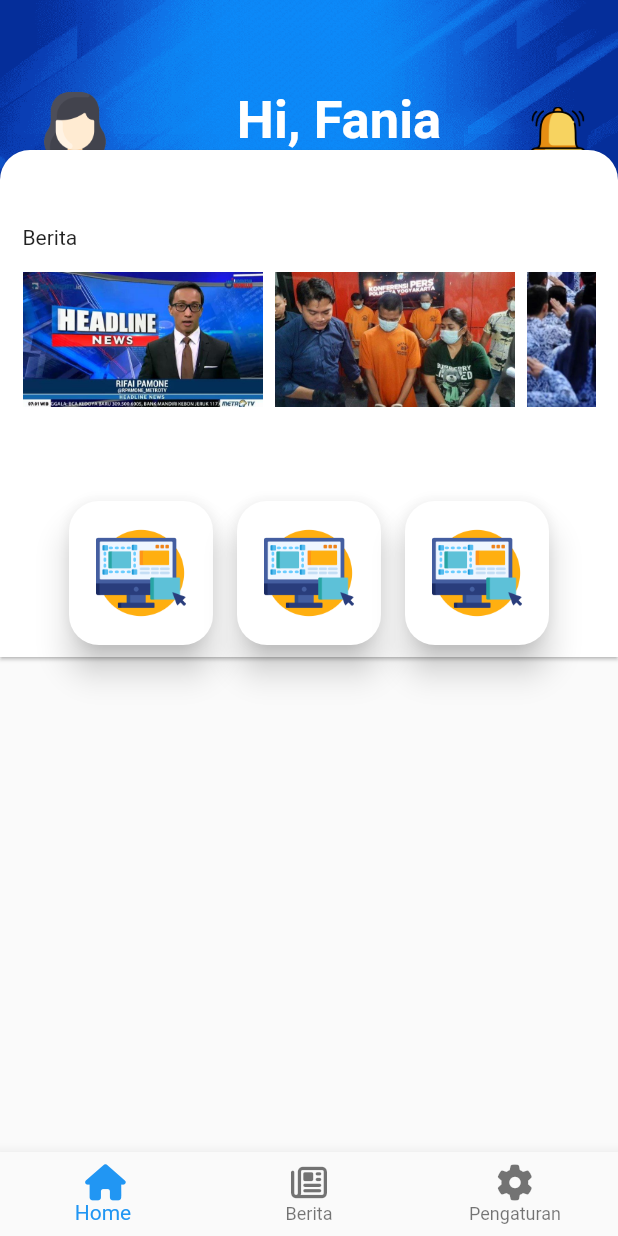
After one commit to hrsfr/12211440-project2, a Flutter app: the DashboardView screen opened directly, on a phone screen of 412 x 824 dp. The commit adds this screen. Run offline on Flutter 3.47's test engine with Material 2 defaults, Android fonts, the phone set to English and light mode, and no system bars; our stand-ins replace font_awesome_flutter.

Commit message:
Add files via upload

```diff
--- /dev/null
+++ b/lib/views/dashborad_view.dart
@@ -0,0 +1,237 @@
+import 'package:flutter/material.dart';
+import 'package:font_awesome_flutter/font_awesome_flutter.dart';
+import 'package:pendataanwarga/providers/dashboard_provider.dart';
+import 'package:pendataanwarga/views/berita_panel.dart';
+import 'package:provider/provider.dart';
+
+class DashboardView extends StatelessWidget {
+  @override
+  Widget build(BuildContext context) {
+    final panels = [
+      DashboardPanel(),
+      BeritaPanel(),
+      SizedBox(),
+    ];
+    return Consumer<DashboardProvider>(builder: (context, provider, widget) {
+      return Scaffold(
+          bottomNavigationBar: NavigatorBawah(),
+          body: panels[provider.indexTombol]);
+    });
+  }
+}
+
+class DashboardPanel extends StatelessWidget {
+  const DashboardPanel({
+    super.key,
+  });
+
+  @override
+  Widget build(BuildContext context) {
+    return Stack(
+      children: [
+        Image.asset('assets/background.png'),
+        InformasiPengguna(),
+        SingleChildScrollView(
+            child: Padding(
+          padding: const EdgeInsets.only(top: 100),
+          child: Card(
+            shape: RoundedRectangleBorder(
+                borderRadius: BorderRadius.only(
+                    topLeft: Radius.circular(20),
+                    topRight: Radius.circular(20))),
+            margin: EdgeInsets.zero,
+            child: Container(
+              width: double.infinity,
+              child: Column(
+                children: [
+                  SizedBox(
+                    height: 50,
+                  ),
+                  LabelBerita(),
+                  ListBerita(),
+                  SizedBox(
+                    height: 40,
+                  ),
+                  Wrap(
+                    children: [
+                      TombolMenu(
+                          image: Image.asset(
+                        'assets/icon1.png',
+                        width: 60,
+                      )),
+                      TombolMenu(
+                          image: Image.asset(
+                        'assets/icon2.png',
+                        width: 60,
+                      )),
+                      TombolMenu(
+                          image: Image.asset(
+                        'assets/icon3.png',
+                        width: 60,
+                      )),
+                    ],
+                  )
+                ],
+              ),
+            ),
+          ),
+        ))
+      ],
+    );
+  }
+}
+
+class TombolMenu extends StatelessWidget {
+  final Image? image;
+  const TombolMenu({Key? key, this.image}) : super(key: key);
+
+  @override
+  Widget build(BuildContext context) {
+    return Card(
+      elevation: 9,
+      shape: RoundedRectangleBorder(borderRadius: BorderRadius.circular(20)),
+      margin: EdgeInsets.all(8),
+      child: Padding(
+        padding: const EdgeInsets.all(18.0),
+        child: Image.asset(
+          'assets/icon1.png',
+          width: 60,
+        ),
+      ),
+    );
+  }
+}
+
+class ListBerita extends StatelessWidget {
+  const ListBerita({
+    super.key,
+  });
+
+  @override
+  Widget build(BuildContext context) {
+    return Container(
+      height: 120,
+      child: Padding(
+        padding: const EdgeInsets.all(15.0),
+        child: ListView(
+          scrollDirection: Axis.horizontal,
+          children: [
+            Padding(
+              padding: const EdgeInsets.only(right: 8),
+              child: Image.asset(
+                'assets/berita1.jpg',
+                height: 120,
+              ),
+            ),
+            Padding(
+              padding: const EdgeInsets.only(right: 8),
+              child: Image.asset(
+                'assets/berita2.jpg',
+                height: 120,
+              ),
+            ),
+            Padding(
+              padding: const EdgeInsets.only(right: 8),
+              child: Image.asset(
+                'assets/berita3.jpg',
+                height: 120,
+              ),
+            ),
+          ],
+        ),
+      ),
+    );
+  }
+}
+
+class LabelBerita extends StatelessWidget {
+  const LabelBerita({
+    super.key,
+  });
+
+  @override
+  Widget build(BuildContext context) {
+    return Padding(
+      padding: const EdgeInsets.only(left: 15),
+      child: Align(alignment: Alignment.centerLeft, child: Text('Berita')),
+    );
+  }
+}
+
+class NavigatorBawah extends StatelessWidget {
+  const NavigatorBawah({
+    super.key,
+  });
+
+  @override
+  Widget build(BuildContext context) {
+    final p = context.read<DashboardProvider>();
+
+    return BottomNavigationBar(
+      currentIndex: p.indexTombol,
+      onTap: (value) {
+        p.saatdiklik(value);
+      },
+      items: [
+        BottomNavigationBarItem(
+            icon: Icon(FontAwesomeIcons.house), label: 'Home'),
+        BottomNavigationBarItem(
+            icon: Icon(FontAwesomeIcons.newspaper), label: 'Berita'),
+        BottomNavigationBarItem(
+            icon: Icon(FontAwesomeIcons.gear), label: 'Pengaturan')
+      ],
+    );
+  }
+}
+
+class InformasiPengguna extends StatelessWidget {
+  const InformasiPengguna({
+    super.key,
+  });
+
+  @override
+  Widget build(BuildContext context) {
+    return Padding(
+      padding: const EdgeInsets.fromLTRB(20, 60, 20, 0),
+      child: Row(
+        children: [
+          ClipRRect(
+            borderRadius: BorderRadius.circular(50),
+            child: Image.asset(
+              'assets/foto.png',
+              width: 60,
+            ),
+          ),
+          SizedBox(
+            width: 20,
+          ),
+          Expanded(
+            child: Column(
+              mainAxisSize: MainAxisSize.min,
+              children: [
+                Text(
+                  'Hi, Fania',
+                  style: TextStyle(
+                      fontSize: 35,
+                      fontWeight: FontWeight.bold,
+                      color: Colors.white),
+                ),
+                Text(
+                  'fania.22@gmail.com',
+                  style: TextStyle(
+                      fontSize: 18,
+                      fontWeight: FontWeight.bold,
+                      color: Colors.white),
+                )
+              ],
+            ),
+          ),
+          Image.asset(
+            'assets/bell.png',
+            width: 40,
+          )
+        ],
+      ),
+    );
+  }
+}
```
Also changed, not shown: lib/main.dart (+13 -3 lines), lib/providers/berita_panel_provider.dart (added, +21 -0 lines), lib/providers/dashboard_provider.dart (added, +18 -0 lines), lib/views/berita_panel.dart (added, +64 -0 lines), lib/views/login_view.dart (+7 -1 lines), pubspec.yaml (+6 -16 lines), assets/background.png (added), assets/bell.png (added), assets/berita1.jpg (added), assets/berita2.jpg (added), assets/berita3.jpg (added), assets/foto.png (added), assets/icon1.png (added), assets/icon2.png (added), 2 more files.
